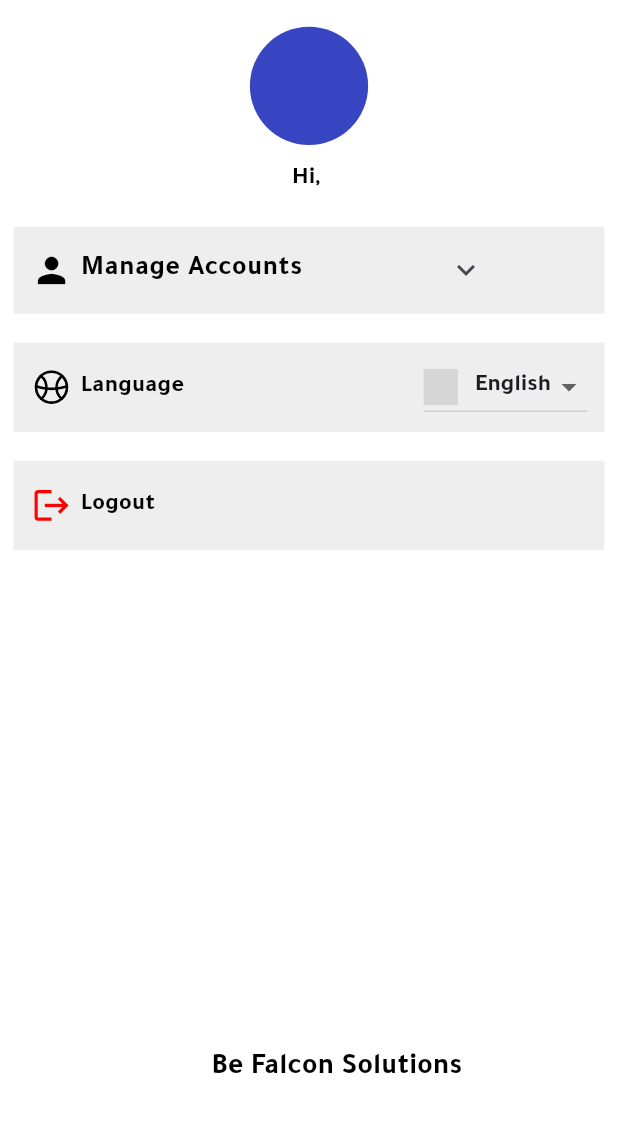
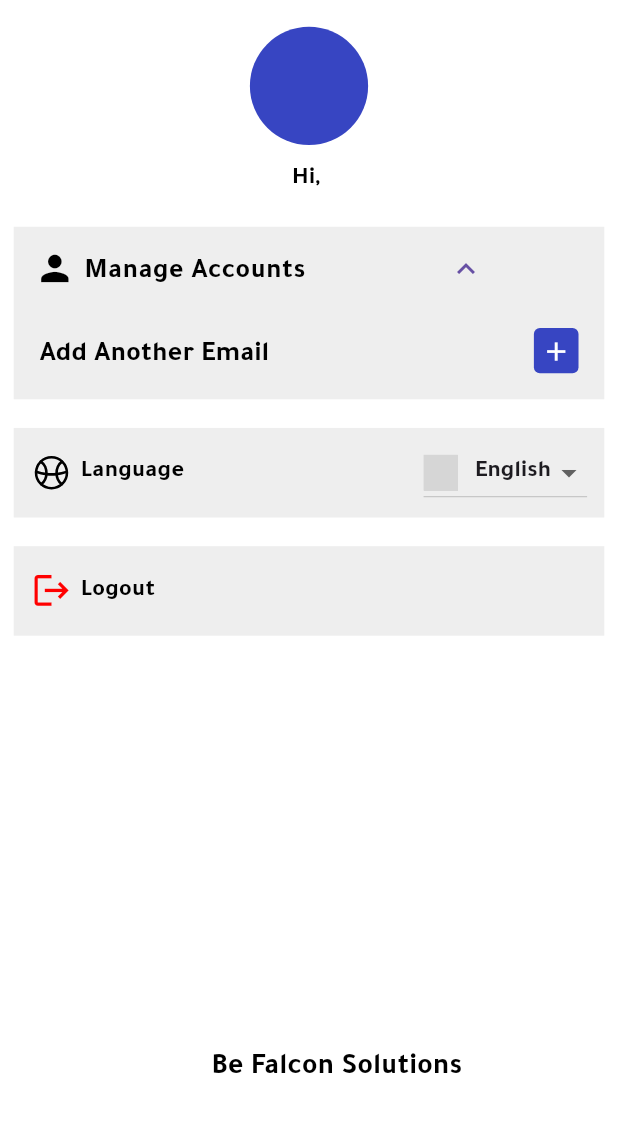
Before and after one commit to BFS-MobileApp/land_lord_statistics, a Flutter app: the SettingScreen screen opened by its route, on a phone screen of 412 x 824 dp, the part 84-1216 px from its top. Run offline on Flutter 3.47's test engine with Material 3 defaults, Android fonts, the phone set to English and light mode, and no system bars; our stand-ins replace bloc, dartz, dio, equatable, flutter_bloc, flutter_colorpicker and 8 more; missing offline and left inert: country_flags; accounts and stored records are empty; grey boxes are pictures that could not be loaded.

Commit message:
- New Design - Editing

```diff
--- a/lib/feature/setting/presentation/screen/setting_screen.dart
+++ b/lib/feature/setting/presentation/screen/setting_screen.dart
@@ -34,7 +34,7 @@ class _SettingScreenState extends State<SettingScreen> {
   final databaseHelper = DatabaseHelper.instance;
   bool isUsingMultiServerFeature = false;
   String urlType = '';
-  bool _isExpanded = false;
+  bool _isExpanded = true;
 
   getAccounts() =>BlocProvider.of<SettingCubit>(context).getData();
 
@@ -210,18 +210,26 @@ class _SettingScreenState extends State<SettingScreen> {
           ),
           ContainerItem(
               itemWidget: ExpansionTile(
+                shape: const Border(),
+                initiallyExpanded: _isExpanded,
                 tilePadding: Helper.getCurrentLocal() =='AR' ? EdgeInsets.only(left: ScreenUtil().setWidth(60)) : EdgeInsets.only(right: ScreenUtil().setWidth(60)),
                 onExpansionChanged: (expanded){
                   setState(() {
                     _isExpanded = expanded;
                   });
                 },
-                title: Row(
-                  children: [
-                    Icon(Icons.person , size: 24.sp , color: AppColors.black,),
-                    SizedBox(width: ScreenUtil().setWidth(5),),
-                    Text('manageAccounts'.tr , style: TextStyle(fontSize: 16.sp , fontWeight: FontWeight.w700 , color: AppColors.black),)
-                  ],
+                title: Container(
+                  margin: EdgeInsets.symmetric(horizontal: ScreenUtil().setWidth(2)),
+                  child: Row(
+                    children: [
+                      Icon(Icons.person , size: 24.sp , color: AppColors.black,),
+                      SizedBox(width: ScreenUtil().setWidth(5),),
+                      Container(
+                        margin: EdgeInsets.only(top: ScreenUtil().setHeight(5)),
+                        child: Text('manageAccounts'.tr , style: TextStyle(fontSize: 16.sp , fontWeight: FontWeight.w700 , color: AppColors.black),),
+                      )
+                    ],
+                  ),
                 ),
                 children: [
                   AnimatedContainer(
--- a/lib/widgets/alert_dilog_widget.dart
+++ b/lib/widgets/alert_dilog_widget.dart
@@ -27,7 +27,7 @@ class AlertDialogWidget{
             title: Text(title.tr , textAlign: TextAlign.center , style: TextStyle(fontWeight: FontWeight.w700 , fontSize: 16.sp),),
             content: SizedBox(
               width: MediaQuery.of(context).size.width,
-              height: deleteAccount ? ScreenUtil().setHeight(79) : ScreenUtil().setHeight(62),
+              height: deleteAccount ? ScreenUtil().setHeight(82) : ScreenUtil().setHeight(64),
               child: Column(
                 children: [
                   Text(phase.tr ,textAlign: TextAlign.center  , style: TextStyle(fontWeight: FontWeight.w500 , fontSize: 14.sp),),
--- a/lib/widgets/button_widget.dart
+++ b/lib/widgets/button_widget.dart
@@ -20,6 +20,9 @@ class ButtonWidget extends StatelessWidget {
   Widget build(BuildContext context) {
     return ElevatedButton(
       style: ElevatedButton.styleFrom(
+        shape: RoundedRectangleBorder(
+          borderRadius: BorderRadius.circular(5.0), // Adjust the value as needed
+        ),
         minimumSize: Size(ScreenUtil().setWidth(width), ScreenUtil().setHeight(height)),
         backgroundColor: AppColors.primaryColor,
         textStyle: const TextStyle(color: AppColors.whiteColor,
```
